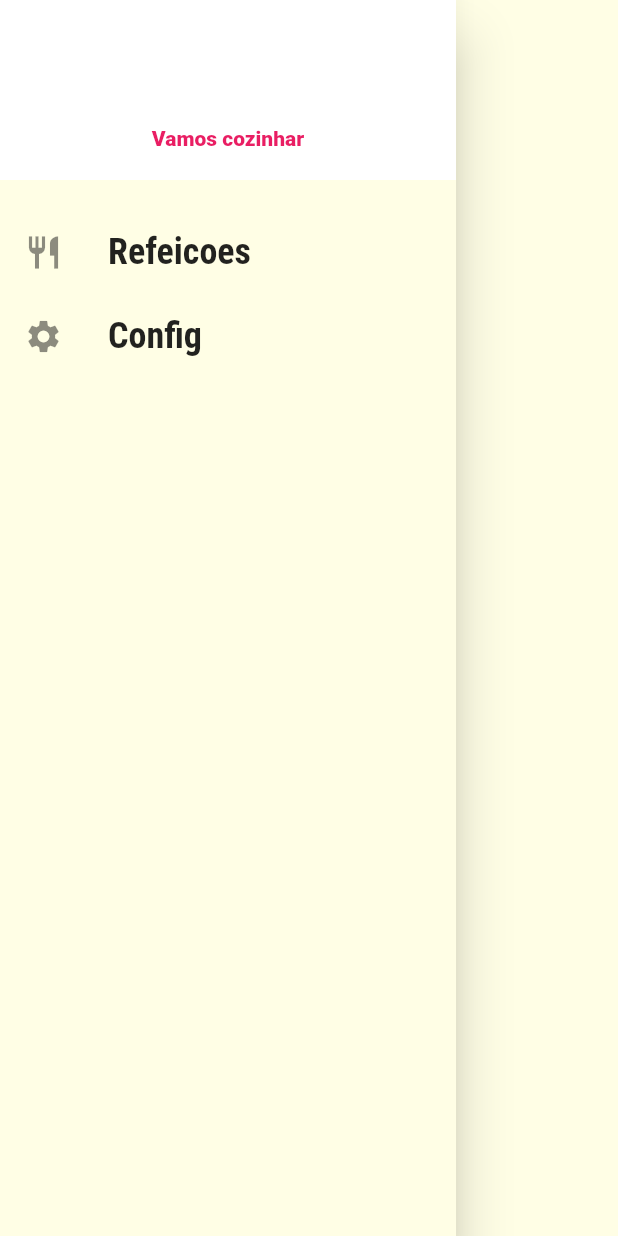
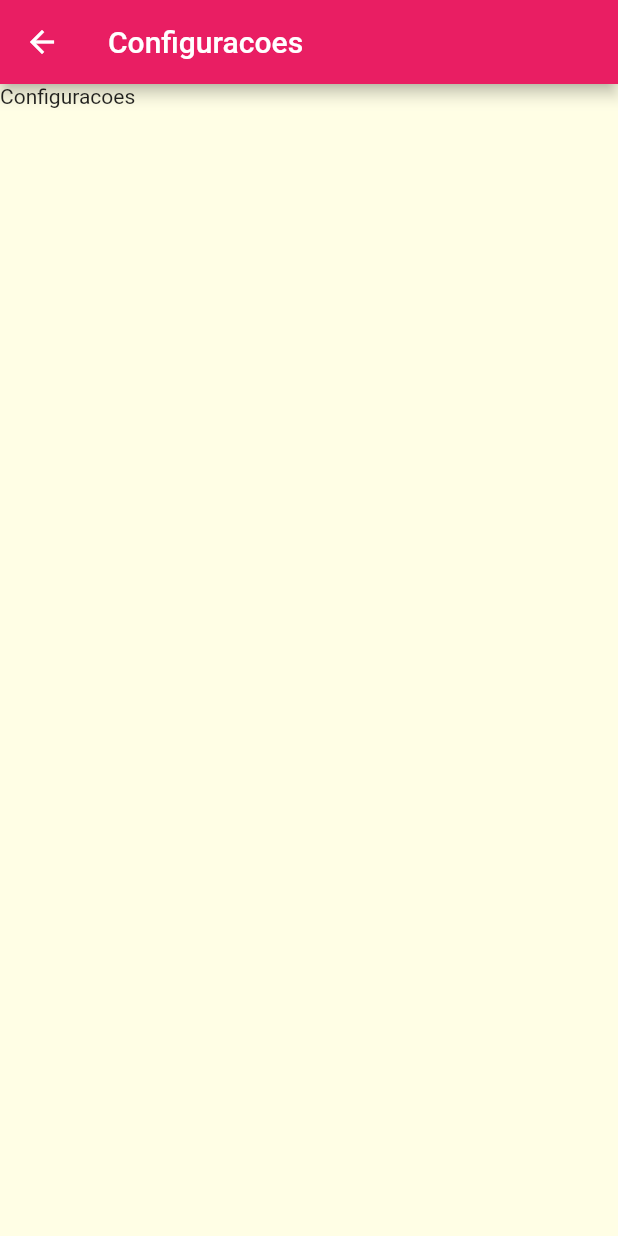
Before and after one commit to LuaDlc/dummy_data, a Flutter app: the MainDrawer widget shown alone on an empty page, opened directly, after a tap on "Config", on a phone screen of 412 x 824 dp. Run offline on Flutter 3.47's test engine with Material 2 defaults, Android fonts, the phone set to English and light mode, and no system bars; network calls fail.

Commit message:
feature: adicionando links no drawer

```diff
--- a/lib/main.dart
+++ b/lib/main.dart
@@ -1,5 +1,6 @@
 import 'package:dummy_data/pages/categories_meals_pages.dart';
 import 'package:dummy_data/pages/meal_detail_screen.dart';
+import 'package:dummy_data/pages/settings_page.dart';
 import 'package:dummy_data/pages/tabs_pages.dart';
 import 'package:dummy_data/utils/app_routes.dart';
 import 'package:flutter/material.dart';
@@ -24,10 +25,11 @@ class MyApp extends StatelessWidget {
                   fontSize: 20, fontFamily: 'RobotoCondensed'))),
       //initialRoute: '/', esta é outra forma de carregar o componente inicial
       routes: {
-        AppRoutes.home: (ctx) =>
+        AppRoutes.home: (_) =>
             const TabsPages(), // a barra / é uma forma de carregar o componente inicial do app
         AppRoutes.categoryMeals: (_) => const CategoriesMealsPages(),
         AppRoutes.mealDetailScreen: (_) => const MealDetailScreen(),
+        AppRoutes.settings: (_) => const SettingsPage(),
       },
       //TODO: DENTOR DO MATERIAL APP, TEMOS METODOS PARA ROTAS INDEFINIDAS
       // onGenerateRoute: (settings) {
--- /dev/null
+++ b/lib/pages/settings_page.dart
@@ -0,0 +1,17 @@
+import 'package:flutter/material.dart';
+
+class SettingsPage extends StatelessWidget {
+  const SettingsPage({super.key});
+
+  @override
+  Widget build(BuildContext context) {
+    return Scaffold(
+      appBar: AppBar(
+        title: const Text('Configuracoes'),
+      ),
+      body: Container(
+        child: const Text('Configuracoes'),
+      ),
+    );
+  }
+}
--- a/lib/utils/app_routes.dart
+++ b/lib/utils/app_routes.dart
@@ -5,5 +5,6 @@ class AppRoutes {
   //rotas criadas aqui sao definidas em main.dart
   static const home = '/';
   static const categoryMeals = '/category-meals';
-  static const mealDetailScreen = 'meal-detail';
+  static const mealDetailScreen = '/meal-detail';
+  static const settings = '/settings';
 }
--- a/lib/widgets/main_drawer.dart
+++ b/lib/widgets/main_drawer.dart
@@ -1,9 +1,10 @@
+import 'package:dummy_data/utils/app_routes.dart';
 import 'package:flutter/material.dart';
 
 class MainDrawer extends StatelessWidget {
   const MainDrawer({super.key});
 
-  Widget _creatItem(IconData icon, String label) {
+  Widget _creatItem(IconData icon, String label, Function() onTap) {
     return ListTile(
       leading: Icon(
         icon,
@@ -16,7 +17,7 @@ class MainDrawer extends StatelessWidget {
             fontSize: 24,
             fontWeight: FontWeight.bold),
       ),
-      onTap: () {},
+      onTap: onTap,
     );
   }
 
@@ -42,8 +43,13 @@ class MainDrawer extends StatelessWidget {
           const SizedBox(
             height: 20,
           ),
-          _creatItem(Icons.restaurant, 'Refeicoes'),
-          _creatItem(Icons.settings, 'Config')
+          _creatItem(
+            Icons.restaurant,
+            'Refeicoes',
+            () => Navigator.of(context).pushNamed('/'),
+          ),
+          _creatItem(Icons.settings, 'Config',
+              () => Navigator.of(context).pushNamed(AppRoutes.settings))
         ],
       ),
     );
```
